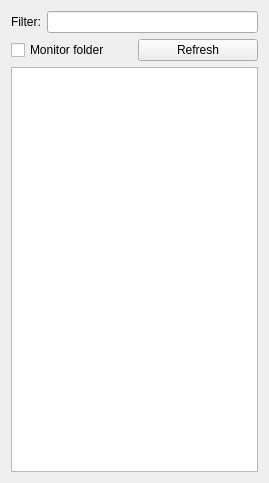
First picture: the form in src/uis/file_browser.ui, repository yamedvedya/data_viewer, before the edit.
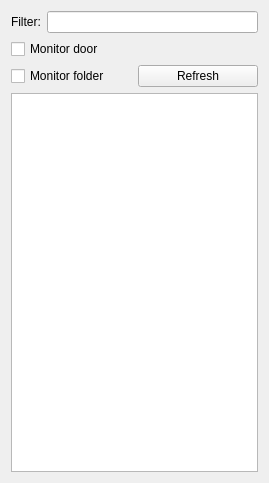
Second picture: the form after the edit.

Diff of the .ui file:
```diff
--- a/src/uis/file_browser.ui
+++ b/src/uis/file_browser.ui
@@ -28,6 +28,17 @@
      </item>
     </layout>
    </item>
+   <item>
+    <layout class="QHBoxLayout" name="horizontalLayout_3">
+     <item>
+      <widget class="QCheckBox" name="chk_door">
+       <property name="text">
+        <string>Monitor door</string>
+       </property>
+      </widget>
+     </item>
+    </layout>
+   </item>
    <item>
     <layout class="QHBoxLayout" name="horizontalLayout_2">
      <item>
```
